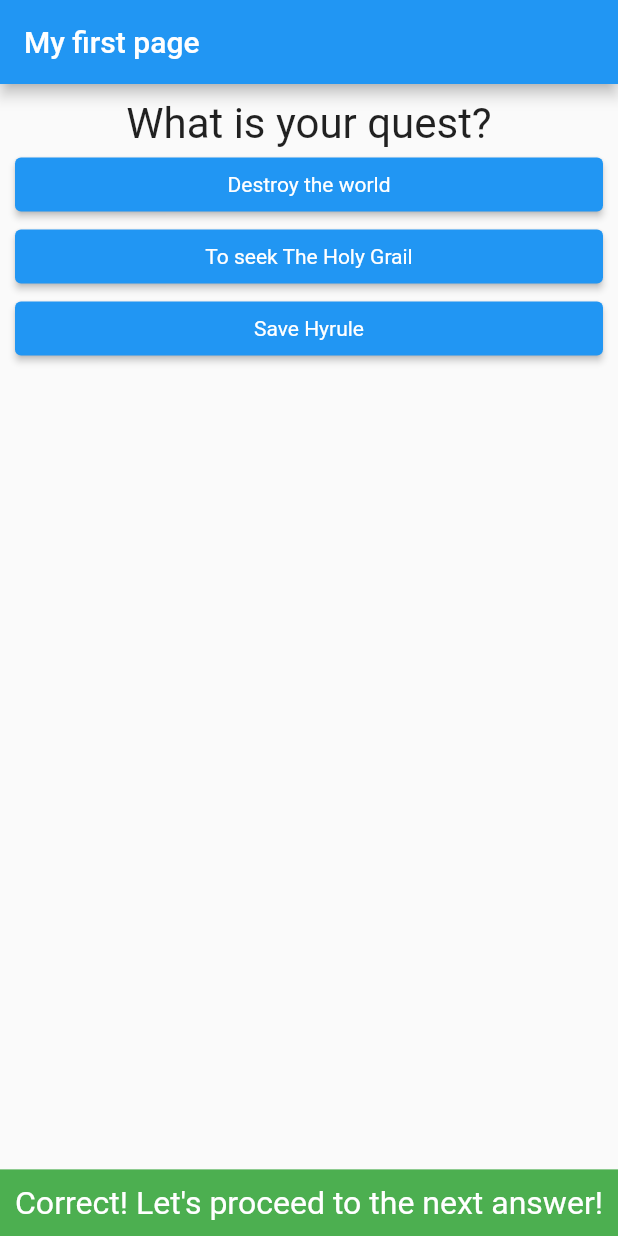
After one commit to lutsenko-yuriy/quiz_app, a Flutter app: the screen it shows after launch, after a tap on "Jack", after a tap on "Iurii", on a phone screen of 412 x 824 dp. The commit adds this screen. Run offline on Flutter 3.47's test engine with Material 2 defaults, Android fonts, the phone set to English and light mode, and no system bars.

Commit message:
Split the UI into several classes

```diff
--- /dev/null
+++ b/lib/ui/current_quiz_status_widget.dart
@@ -0,0 +1,66 @@
+import 'package:flutter/material.dart';
+import 'package:quiz_app/models/question.dart';
+import 'package:quiz_app/ui/question_widget.dart';
+
+class CurrentQuizStatusWidget extends StatelessWidget {
+  final Question _question;
+  final Function _onCorrectAnswer;
+  final Function _onIncorrectAnswer;
+  final bool? _lastQuestionWasAnsweredCorrectly;
+
+  const CurrentQuizStatusWidget(
+      this._question, this._onCorrectAnswer, this._onIncorrectAnswer, this._lastQuestionWasAnsweredCorrectly,
+      {Key? key})
+      : super(key: key);
+
+  @override
+  Widget build(BuildContext context) {
+    return Column(
+      mainAxisAlignment: MainAxisAlignment.spaceBetween,
+      children: [
+        QuestionWidget(
+          _question,
+          () => _onCorrectAnswer(_question),
+          () => _onIncorrectAnswer(_question),
+        ),
+        _messageWidget(),
+      ],
+    );
+  }
+
+  Widget _messageWidget() {
+    Widget? message;
+    Color? backgroundColor;
+
+    if (_lastQuestionWasAnsweredCorrectly == true) {
+      backgroundColor = Colors.green;
+      message = const Text(
+        "Correct! Let's proceed to the next answer!",
+        style: TextStyle(
+          backgroundColor: Colors.green,
+          color: Colors.white,
+        ),
+        textAlign: TextAlign.center,
+      );
+    } else if (_lastQuestionWasAnsweredCorrectly == false) {
+      backgroundColor = Colors.red;
+      message = const Text(
+        "Incorrect! Please try again!",
+        style: TextStyle(
+          backgroundColor: Colors.red,
+          color: Colors.white,
+        ),
+        textAlign: TextAlign.center,
+      );
+    }
+    return Container(
+      width: double.infinity,
+      color: backgroundColor,
+      padding: const EdgeInsets.all(10),
+      child: FittedBox(
+        fit: BoxFit.contain,
+        child: message,
+      ),
+    );
+  }
+}
--- a/lib/ui/question_widget.dart
+++ b/lib/ui/question_widget.dart
@@ -34,8 +34,8 @@ class QuestionWidget extends StatelessWidget {
                   },
                   style: ButtonStyle(
                       backgroundColor: MaterialStateProperty.all(Colors.blue),
-                      textStyle:
-                      MaterialStateProperty.all(const TextStyle(color: Colors.white))),
+                      textStyle: MaterialStateProperty.all(
+                          const TextStyle(color: Colors.white))),
                   child: Text(
                     answer.answerText,
                   ),
```
Also changed, not shown: lib/main.dart (+11 -94 lines), lib/ui/result_widget.dart (added, +38 -0 lines).
